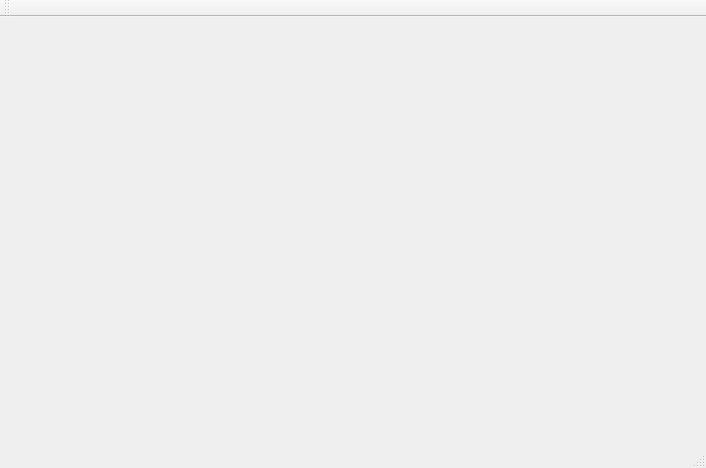
Old version of the form Lab1/mainwindow.ui in the repository PioSkay/Qt-Time-Reporting-System.
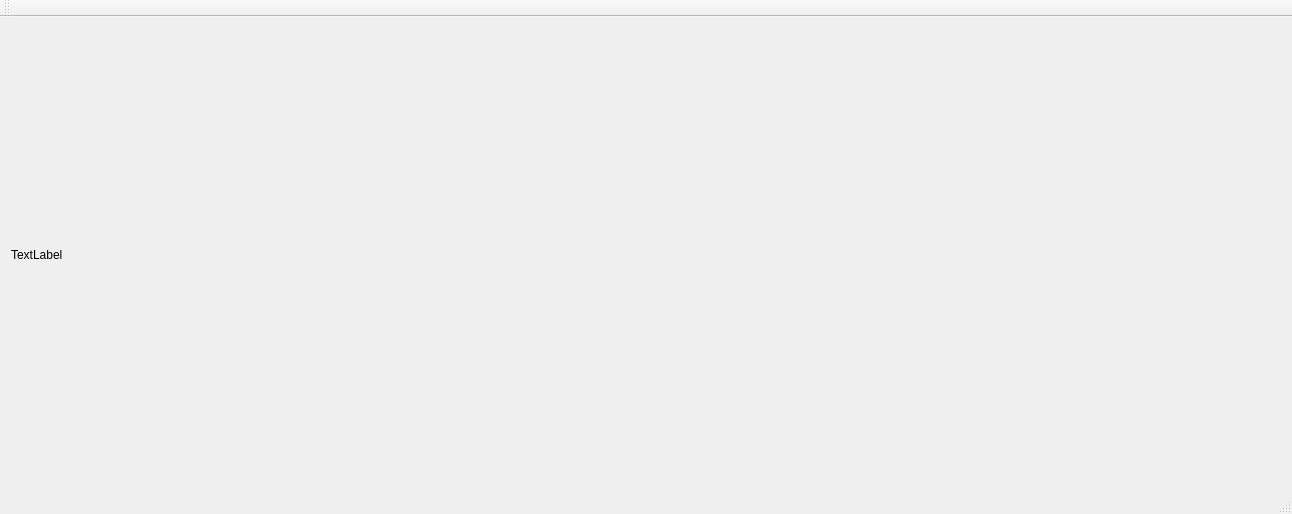
New version of the form.

```diff
--- a/Lab1/mainwindow.ui
+++ b/Lab1/mainwindow.ui
@@ -6,14 +6,24 @@
    <rect>
     <x>0</x>
     <y>0</y>
-    <width>706</width>
-    <height>468</height>
+    <width>1292</width>
+    <height>514</height>
    </rect>
   </property>
   <property name="windowTitle">
    <string>MainWindow</string>
   </property>
-  <widget class="QWidget" name="centralWidget"/>
+  <widget class="QWidget" name="centralWidget">
+   <layout class="QGridLayout" name="gridLayout">
+    <item row="0" column="0">
+     <widget class="QLabel" name="user">
+      <property name="text">
+       <string>TextLabel</string>
+      </property>
+     </widget>
+    </item>
+   </layout>
+  </widget>
   <widget class="QMenuBar" name="menuBar">
    <property name="geometry">
     <rect>
```
Left out of the diff: 2 changed lines with no effect on the pictures.
